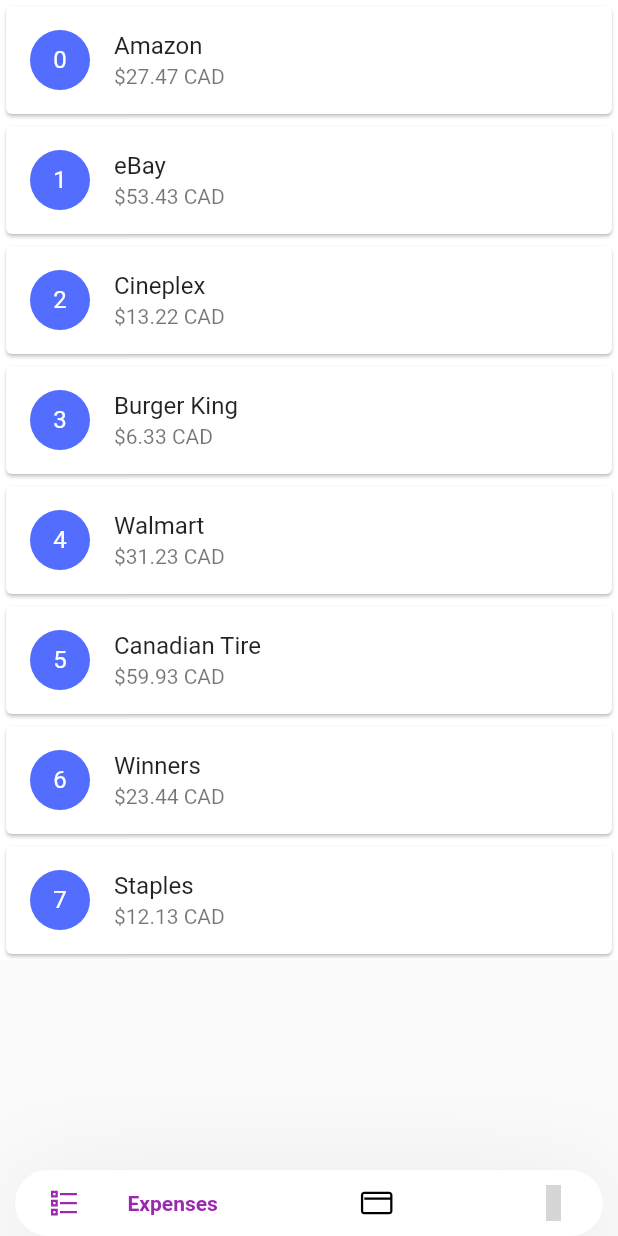
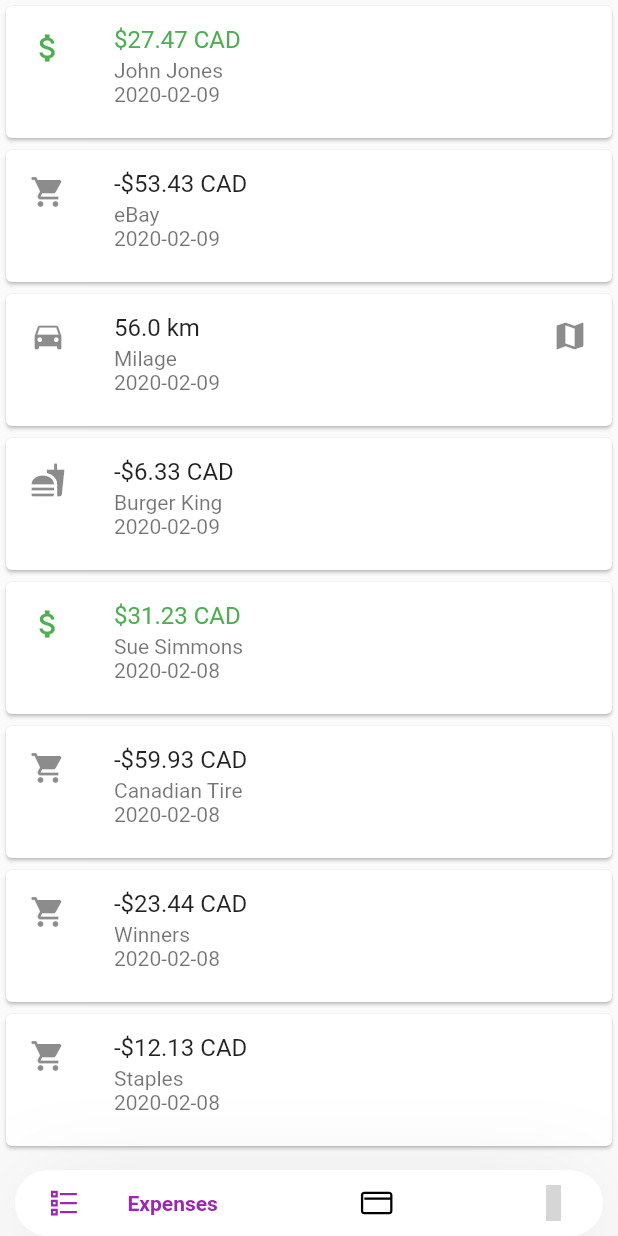
Before and after one commit to foresthpark/atb_hackathon2020, a Flutter app: the screen it shows after launch, on a phone screen of 412 x 824 dp. Run offline on Flutter 3.47's test engine with Material 2 defaults, Android fonts, the light colour scheme and no system bars; drawn by our look-alikes of flutter_slidable, google_nav_bar; our stand-ins replace after_layout, introduction_screen, line_icons; missing offline and left inert: qrscan, slide_to_confirm, transformer_page_view; grey boxes are pictures that could not be loaded.

Commit message:
refactor(pending_catgories): conditionally style
Style based on category

```diff
--- a/lib/models/Transaction.dart
+++ b/lib/models/Transaction.dart
@@ -3,15 +3,17 @@
   final String date;
   final String name;
   final String index;
+  final String category;
 
-  Transaction({this.amount, this.date, this.name, this.index});
+  Transaction({this.amount, this.date, this.name, this.index, this.category});
 
   factory Transaction.fromJson(Map<String, dynamic> json) {
     return Transaction(
         amount: json['amount'],
         date: json['date'],
         name: json['name'],
-        index: json['index']);
+        index: json['index'],
+        category: json['category']);
   }
 
   Map<String, dynamic> toJson() {
@@ -20,6 +22,7 @@
     data['date'] = this.date;
     data['name'] = this.name;
     data['index'] = this.index;
+    data['category'] = this.category;
     return data;
   }
 }
--- a/lib/views/credit_card/confirm_payment.dart
+++ b/lib/views/credit_card/confirm_payment.dart
@@ -14,15 +14,15 @@
             child: Column(children: [
           Text(
             "Send",
-            style: Theme.of(context).textTheme.display2,
+            style: Theme.of(context).textTheme.headline3,
           ),
           Text(
             "\$32.73 CAD",
-            style: Theme.of(context).textTheme.display3,
+            style: Theme.of(context).textTheme.headline2,
           ),
           Text(
             "John Doe",
-            style: Theme.of(context).textTheme.display1,
+            style: Theme.of(context).textTheme.headline4,
           ),
           Align(
             alignment: Alignment.bottomCenter,
--- a/lib/views/pending_catgories.dart
+++ b/lib/views/pending_catgories.dart
@@ -19,42 +19,53 @@
     List getList() {
       List<Transaction> txns = [
         Transaction(
-            name: "Amazon",
-            date: "11/12/2020",
+            name: "John Jones",
+            date: "2020-02-09",
             amount: 27.47,
-            index: uuid.v1()),
+            index: uuid.v1(),
+            category: "income"),
         Transaction(
-            name: "eBay", date: "11/12/2020", amount: 53.43, index: uuid.v1()),
+            name: "eBay",
+            date: "2020-02-09",
+            amount: 53.43,
+            index: uuid.v1(),
+            category: "shopping"),
         Transaction(
-            name: "Cineplex",
-            date: "11/12/2020",
-            amount: 13.22,
-            index: uuid.v1()),
+            name: "Milage",
+            date: "2020-02-09",
+            amount: 56,
+            index: uuid.v1(),
+            category: "milage"),
         Transaction(
             name: "Burger King",
-            date: "11/12/2020",
+            date: "2020-02-09",
             amount: 6.33,
-            index: uuid.v1()),
+            index: uuid.v1(),
+            category: "food"),
         Transaction(
-            name: "Walmart",
-            date: "11/12/2020",
+            name: "Sue Simmons",
+            date: "2020-02-08",
             amount: 31.23,
-            index: uuid.v1()),
+            index: uuid.v1(),
+            category: "income"),
         Transaction(
             name: "Canadian Tire",
-            date: "11/12/2020",
+            date: "2020-02-08",
             amount: 59.93,
-            index: uuid.v1()),
+            index: uuid.v1(),
+            category: "shopping"),
         Transaction(
             name: "Winners",
-            date: "11/12/2020",
+            date: "2020-02-08",
             amount: 23.44,
-            index: uuid.v1()),
+            index: uuid.v1(),
+            category: "shopping"),
         Transaction(
             name: "Staples",
-            date: "11/12/2020",
+            date: "2020-02-08",
             amount: 12.13,
-            index: uuid.v1()),
+            index: uuid.v1(),
+            category: "shopping"),
       ];
 
       return txns;
@@ -63,6 +74,8 @@
     List<Transaction> txns = getList();
     final names = txns.map((txn) => txn.name).toList();
     final amounts = txns.map((txn) => txn.amount).toList();
+    final categories = txns.map((txn) => txn.category).toList();
+    final dates = txns.map((txn) => txn.date).toList();
 
     return Scaffold(
       body: ListView.builder(
@@ -72,27 +85,25 @@
             dismissal: SlidableDismissal(
               child: SlidableDrawerDismissal(),
               onDismissed: (actionType) {
-                print("SLIDE ACTION:");
-                print(actionType);
+                final snackBar = SnackBar(
+                  content: actionType == SlideActionType.primary
+                      ? Text('Grouped as personal expense')
+                      : Text('Grouped as business expense'),
+                  action: SnackBarAction(
+                    label: 'Undo',
+                    onPressed: () {
+                      getList();
+                      // Some code to undo the change.
+                    },
+                  ),
+                );
+                Scaffold.of(context).showSnackBar(snackBar);
               },
             ),
             key: UniqueKey(),
             actionPane: SlidableDrawerActionPane(),
             actionExtentRatio: 0.25,
-            child: Container(
-              color: Colors.white,
-              child: Card(
-                child: ListTile(
-                  leading: CircleAvatar(
-                    backgroundColor: Colors.indigoAccent,
-                    child: Text(index.toString()),
-                    foregroundColor: Colors.white,
-                  ),
-                  title: Text(names[index].toString()),
-                  subtitle: Text('\$${amounts[index].toString()} CAD'),
-                ),
-              ),
-            ),
+            child: txnCard(amounts, names, index, categories, dates),
             actions: <Widget>[
               IconSlideAction(
                   caption: 'Personal',
@@ -113,3 +124,79 @@
     );
   }
 }
+
+Widget txnCard(amounts, names, index, categories, dates) {
+  void handleTxnTap() {
+    final cat = categories[index];
+    if (cat == 'milage') {
+      print("Milage clicked");
+    } else {
+      print("NOT Milage clicked");
+    }
+  }
+
+  Icon categoryToIcon(String category) {
+    switch (category) {
+      case 'milage':
+        {
+          return Icon(Icons.directions_car);
+        }
+        break;
+      case 'food':
+        {
+          return Icon(Icons.fastfood);
+        }
+        break;
+      case 'income':
+        {
+          return Icon(Icons.attach_money, color: Colors.green);
+        }
+        break;
+      case 'shopping':
+        {
+          return Icon(Icons.shopping_cart);
+        }
+        break;
+      default:
+        {
+          return Icon(Icons.attach_money);
+        }
+        break;
+    }
+  }
+
+  Text categoryToAmount(double amount, String category) {
+    switch (category) {
+      case "income":
+        {
+          return Text('\$${amounts[index].toString()} CAD',
+              style: TextStyle(color: Colors.green));
+        }
+        break;
+      case "milage":
+        {
+          return Text("${amount.toString()} km");
+        }
+        break;
+      default:
+        {
+          return Text('-\$${amounts[index].toString()} CAD');
+        }
+        break;
+    }
+  }
+
+  return Card(
+    child: ListTile(
+      leading: categoryToIcon(categories[index]),
+      title: categoryToAmount(amounts[index], categories[index]),
+      subtitle: Text('''
+${names[index].toString()}
+${dates[index]}
+          '''),
+      trailing: categories[index] == "milage" ? Icon(Icons.map) : null,
+      onTap: handleTxnTap,
+      isThreeLine: true,
+    ),
+  );
+}
```
